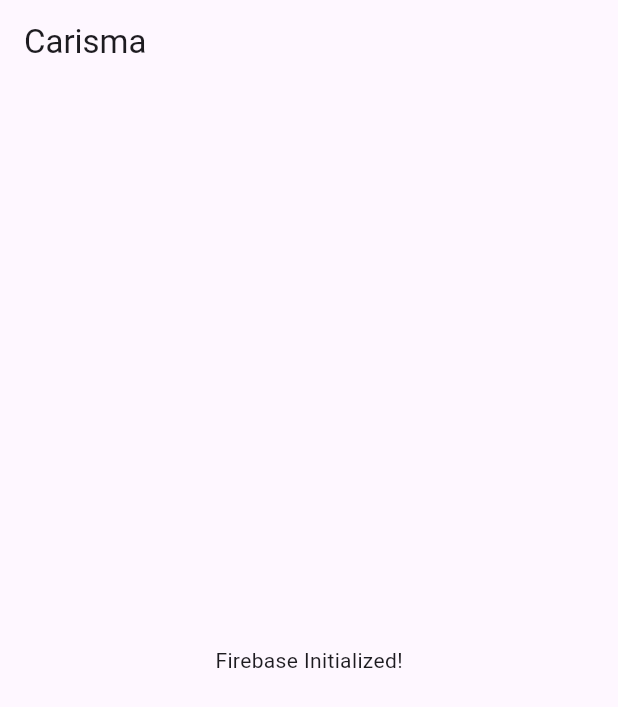
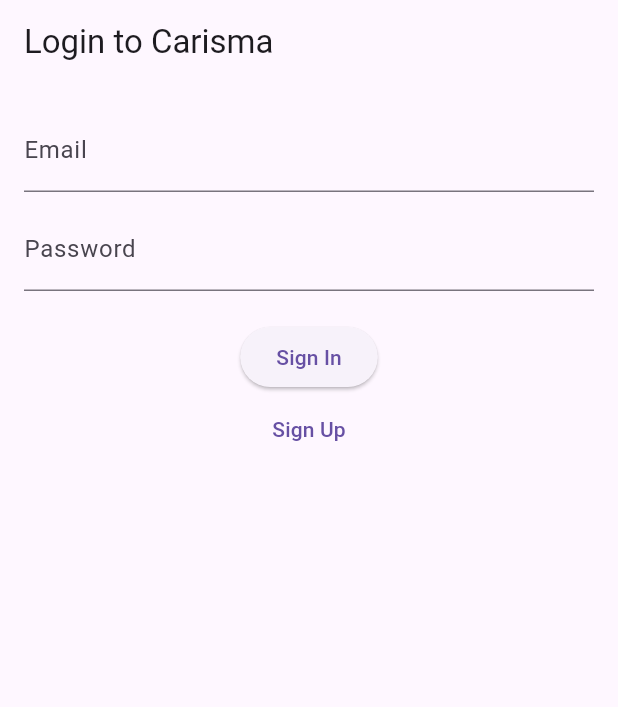
Before and after one commit to Prath07/Carisma, a Flutter app: the screen it shows after launch, on a phone screen of 412 x 824 dp. Shown: the top 707 px of the screen. Run offline on Flutter 3.47's test engine with Material 3 defaults, Android fonts, the phone set to English and light mode, and no system bars; our stand-ins replace firebase_auth, firebase_core; accounts and stored records are empty.

Commit message:
Firebase auth is now operational - set up new pages

```diff
--- /dev/null
+++ b/carisma/lib/auth_gate.dart
@@ -0,0 +1,22 @@
+import 'package:firebase_auth/firebase_auth.dart';
+import 'package:flutter/material.dart';
+import 'home_screen.dart';
+import 'login_screen.dart';
+
+class AuthGate extends StatelessWidget {
+  @override
+  Widget build(BuildContext context) {
+    return StreamBuilder<User?>(
+      stream: FirebaseAuth.instance.authStateChanges(),
+      builder: (context, snapshot) {
+        if (snapshot.connectionState == ConnectionState.waiting) {
+          return const Center(child: CircularProgressIndicator());
+        } else if (snapshot.hasData) {
+          return const HomeScreen(); // 👈 Main feed
+        } else {
+          return const LoginScreen(); // 👈 Login/signup page
+        }
+      },
+    );
+  }
+}
--- /dev/null
+++ b/carisma/lib/login_screen.dart
@@ -0,0 +1,67 @@
+import 'package:flutter/material.dart';
+import 'package:firebase_auth/firebase_auth.dart';
+
+class LoginScreen extends StatefulWidget {
+  const LoginScreen({super.key});
+
+  @override
+  State<LoginScreen> createState() => _LoginScreenState();
+}
+
+class _LoginScreenState extends State<LoginScreen> {
+  final _emailController = TextEditingController();
+  final _passwordController = TextEditingController();
+
+  Future<void> _signIn() async {
+    try {
+      await FirebaseAuth.instance.signInWithEmailAndPassword(
+        email: _emailController.text.trim(),
+        password: _passwordController.text.trim(),
+      );
+    } catch (e) {
+      ScaffoldMessenger.of(context).showSnackBar(
+        SnackBar(content: Text('Login failed: $e')),
+      );
+    }
+  }
+
+  Future<void> _signUp() async {
+    try {
+      await FirebaseAuth.instance.createUserWithEmailAndPassword(
+        email: _emailController.text.trim(),
+        password: _passwordController.text.trim(),
+      );
+    } catch (e) {
+      ScaffoldMessenger.of(context).showSnackBar(
+        SnackBar(content: Text('Sign up failed: $e')),
+      );
+    }
+  }
+
+  @override
+  Widget build(BuildContext context) {
+    return Scaffold(
+      appBar: AppBar(title: const Text('Login to Carisma')),
+      body: Padding(
+        padding: const EdgeInsets.all(16),
+        child: Column(
+          children: [
+            TextField(
+              controller: _emailController,
+              decoration: const InputDecoration(labelText: 'Email'),
+            ),
+            const SizedBox(height: 10),
+            TextField(
+              controller: _passwordController,
+              decoration: const InputDecoration(labelText: 'Password'),
+              obscureText: true,
+            ),
+            const SizedBox(height: 20),
+            ElevatedButton(onPressed: _signIn, child: const Text('Sign In')),
+            TextButton(onPressed: _signUp, child: const Text('Sign Up')),
+          ],
+        ),
+      ),
+    );
+  }
+}
--- a/carisma/lib/main.dart
+++ b/carisma/lib/main.dart
@@ -1,26 +1,30 @@
+import 'package:firebase_core/firebase_core.dart';
 import 'package:flutter/material.dart';
-import 'package:firebase_core/firebase_core.dart';
 import 'firebase_options.dart'; // auto-generated by flutterfire configure
+import 'auth_gate.dart';
+import 'home_screen.dart';
+import 'login_screen.dart';
 
 
 void main() async {
   WidgetsFlutterBinding.ensureInitialized();
   await Firebase.initializeApp(
     options: DefaultFirebaseOptions.currentPlatform,
-    );
-  runApp(MyApp());
+  );
+  runApp(const MyApp());
 }
 
+class MyApp extends StatelessWidget {
+  const MyApp({super.key});
 
-class MyApp extends StatelessWidget {
   @override
   Widget build(BuildContext context) {
     return MaterialApp(
       title: 'Carisma',
-      home: Scaffold(
-        appBar: AppBar(title: Text('Carisma')),
-        body: Center(child: Text('Firebase Initialized!')),
+      theme: ThemeData(
+        primarySwatch: Colors.blue,
       ),
+      home: AuthGate(), // 👈 We'll build this next
     );
   }
 }
```
Also changed, not shown: carisma/lib/home_screen.dart (added, +26 -0 lines), 2 other files.
